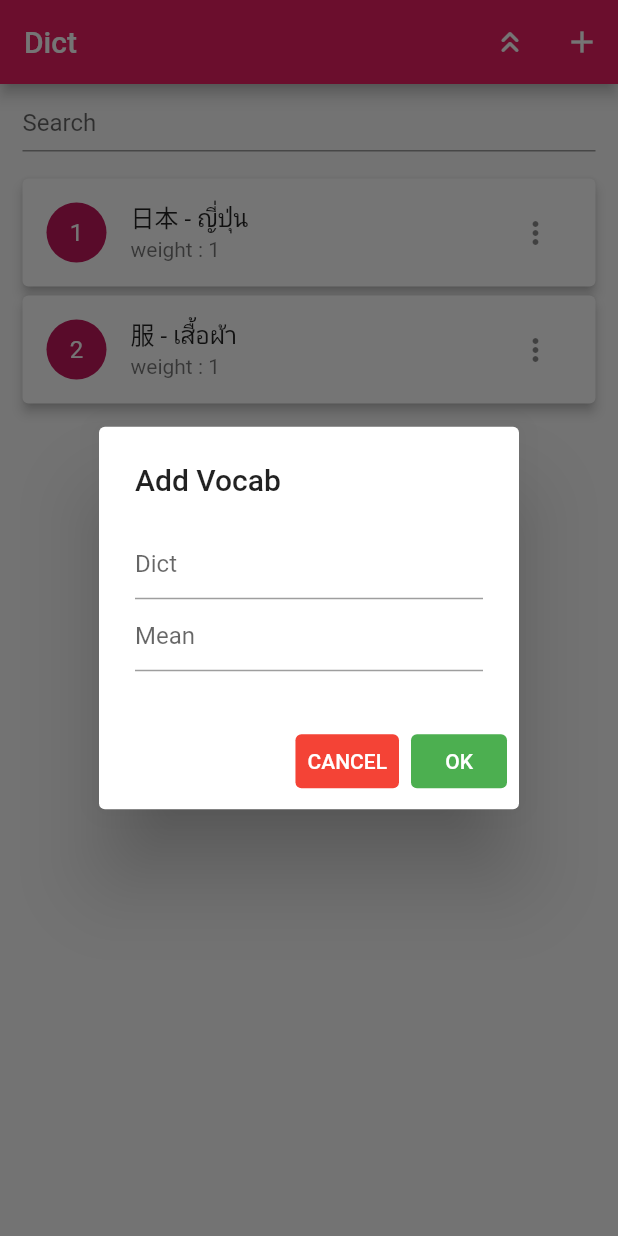
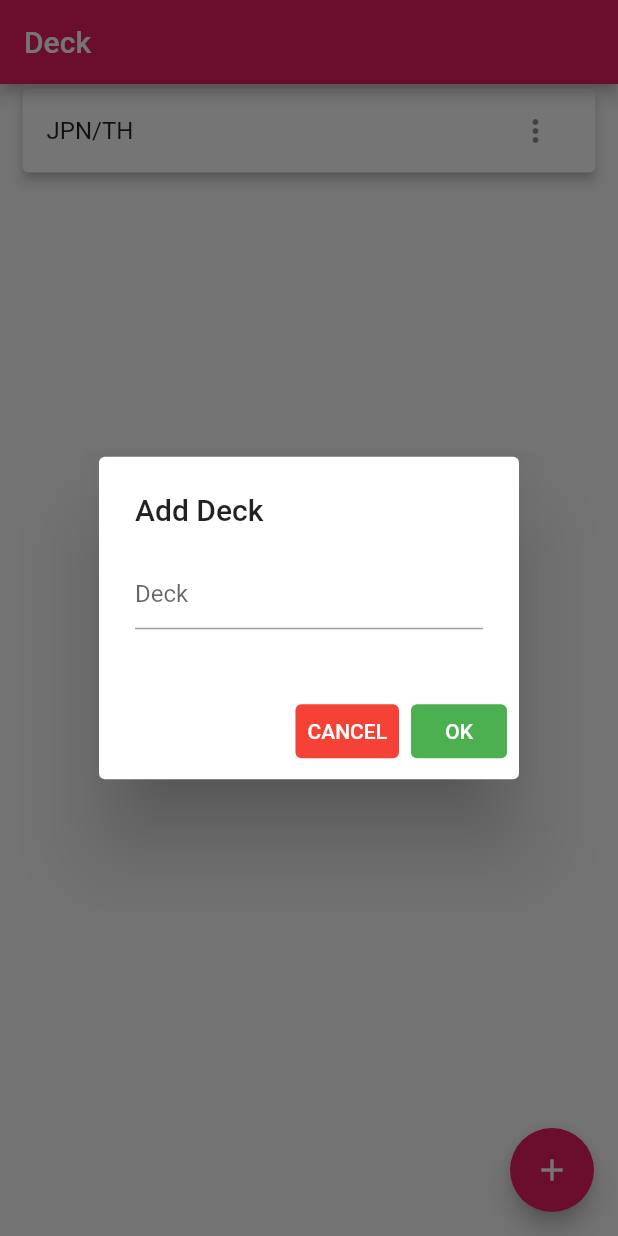
Before and after one commit to matus1142/flashcardgame, a Flutter app: the screen it shows after launch, after a tap on the "add" icon, on a phone screen of 412 x 824 dp. Run offline on Flutter 3.47's test engine with Material 2 defaults, Android fonts, the phone set to English and light mode, and no system bars; our stand-ins replace csv, file_picker, fluttertoast; missing offline and left inert: gsheets; key blocks and very long unbroken strings in the code were emptied for the run.

Commit message:
Add deck screen and connect to dict screen

```diff
--- a/lib/lib/Library.dart
+++ b/lib/lib/Library.dart
@@ -166,3 +166,116 @@ Future<List> pickFile() async {
     return _data;
   }
 }
+
+Future<String?> AddDeckDialog(BuildContext context) {
+  TextEditingController DeckFieldController = TextEditingController();
+  return showDialog<String>(
+      context: context,
+      builder: (context) {
+        return AlertDialog(
+          title: Text('Add Deck'),
+          content: Container(
+            height: 60,
+            width: 10,
+            child: SingleChildScrollView(
+              //ป้องกัน button overflow
+              child: Column(
+                children: [
+                  TextField(
+                    //Add Vocab
+                    onChanged: (value) {},
+                    controller: DeckFieldController,
+                    decoration: InputDecoration(hintText: "Deck"),
+                  ),
+                ],
+              ),
+            ),
+          ),
+          actions: [
+            TextButton(
+              style: TextButton.styleFrom(
+                  foregroundColor: Colors.white, backgroundColor: Colors.red),
+              child: Text("CANCEL"),
+              onPressed: () {
+                Navigator.pop(context);
+              },
+            ),
+            TextButton(
+              style: TextButton.styleFrom(
+                  foregroundColor: Colors.white, backgroundColor: Colors.green),
+              child: Text("OK"),
+              onPressed: () {
+                var DeckText = DeckFieldController.value.text;
+
+                Deckcards decklist = Deckcards(
+                    deck: DeckText,
+                    date: DateTime.now());
+                var provider =
+                    Provider.of<FlashcardProvider>(context, listen: false);
+                if (DeckText != "") {
+                  //Check emptry
+                  provider.addDeckcardlists(decklist);
+                }
+                Navigator.pop(context);
+              },
+            )
+          ],
+        );
+      });
+}
+
+Future<void> EditDeckDialog(BuildContext context, int index) {
+  TextEditingController DeckFieldController = TextEditingController();
+  return showDialog<String>(
+      context: context,
+      builder: (context) {
+        return AlertDialog(
+          title: Text('Edit Deck'),
+          content: Container(
+            height: 60,
+            width: 10,
+            child: SingleChildScrollView(
+              //ป้องกัน button overflow
+              child: Column(
+                children: [
+                  TextField(
+                    //Add Vocab
+                    onChanged: (value) {},
+                    controller: DeckFieldController,
+                    decoration: InputDecoration(hintText: "Deck"),
+                  ),
+                ],
+              ),
+            ),
+          ),
+          actions: [
+            TextButton(
+              style: TextButton.styleFrom(
+                  foregroundColor: Colors.white, backgroundColor: Colors.red),
+              child: Text("CANCEL"),
+              onPressed: () {
+                Navigator.pop(context);
+              },
+            ),
+            TextButton(
+              style: TextButton.styleFrom(
+                  foregroundColor: Colors.white, backgroundColor: Colors.green),
+              child: Text("OK"),
+              onPressed: () {
+                var deckText = DeckFieldController.value.text;
+                Deckcards decklist = Deckcards(
+                    deck: deckText,
+                    date: DateTime.now());
+                var provider =
+                    Provider.of<FlashcardProvider>(context, listen: false);
+                if (deckText != "") {
+                  //Check emptry
+                  provider.Editdeckcardlists(decklist, index);
+                }
+                Navigator.pop(context);
+              },
+            )
+          ],
+        );
+      });
+}
--- a/lib/main.dart
+++ b/lib/main.dart
@@ -1,4 +1,5 @@
 import 'package:flashcardgame/providers/FlashcardProvider.dart';
+import 'package:flashcardgame/screen/deck_screen.dart';
 import 'package:flashcardgame/screen/dict_screen.dart';
 import 'package:flutter/material.dart';
 import 'package:gsheets/gsheets.dart';
@@ -48,7 +49,7 @@ class MyApp extends StatelessWidget {
           theme: ThemeData(
             primarySwatch: Colors.pink,
           ),
-          home: DictScreen()),
+          home: DeckScreen()),
     );
   }
 }
--- a/lib/models/Flashcards.dart
+++ b/lib/models/Flashcards.dart
@@ -7,3 +7,9 @@ class Flashcards{
 
   Flashcards({required this.deck,required this.dict,required this.mean,required this.weight,required this.date});
 }
+
+class Deckcards{
+  String  deck;
+  DateTime date;
+  Deckcards({required this.deck,required this.date});
+}
--- /dev/null
+++ b/lib/screen/deck_screen.dart
@@ -0,0 +1,84 @@
+import 'package:flashcardgame/lib/Library.dart';
+import 'package:flashcardgame/models/Flashcards.dart';
+import 'package:flashcardgame/screen/dict_screen.dart';
+import 'package:flutter/src/widgets/container.dart';
+import 'package:flutter/src/widgets/framework.dart';
+
+import 'package:flutter/material.dart';
+import 'package:provider/provider.dart';
+
+import '../providers/FlashcardProvider.dart';
+
+class DeckScreen extends StatefulWidget {
+  final String dack2dict ='';
+
+  @override
+  State<DeckScreen> createState() => _DeckScreenState();
+}
+
+class _DeckScreenState extends State<DeckScreen> {
+  @override
+  Widget build(BuildContext context) {
+    return Scaffold(
+      appBar: AppBar(
+        title: Text("Deck"),
+      ),
+      body: Consumer(builder:
+          (BuildContext context, FlashcardProvider provider, Widget? child) {
+        var provider = Provider.of<FlashcardProvider>(context, listen: false);
+        var count = provider.deckcardlists.length;
+        return ListView.builder(
+            itemCount: count,
+            itemBuilder: (context, int index) {
+              Deckcards deckcards = provider.deckcardlists[index];
+              return Card(
+                elevation: 3, //เงาระหว่าง card
+                margin: const EdgeInsets.symmetric(
+                    vertical: 3, horizontal: 15), //ระยะหว่าง card
+                child: Column(
+                  children: [
+                    ListTile(
+                      title: Text(deckcards.deck),
+                      trailing:PopupMenuButton(itemBuilder: (context) {
+                          return [
+                            PopupMenuItem(
+                              child: Text("Edit"),
+                              value: 'Edit',
+                            ),
+                            PopupMenuItem(
+                              child: Text("Delete"),
+                              value: 'Delete',
+                            )
+                          ];
+                        }, onSelected: (String value) async {
+                          if (value == 'Edit') {
+                            await EditDeckDialog(context, index);
+                            //provider.Editflashcardlists(index);
+                          } else if (value == 'Delete') {
+                            await provider.delDeckcardlists(index);
+                          }
+                        }),
+                      onTap: () {
+                        Navigator.push(
+                      context,
+                      MaterialPageRoute(builder: ((context) {
+                        return DictScreen(dack2dict:deckcards.deck);
+                      })),
+                    );
+                      },
+                    )
+                  ],
+                ),
+              );
+            });
+      }),
+      floatingActionButton: FloatingActionButton(
+        onPressed: (() async {
+          final text = await AddDeckDialog(context);
+          print("Add deck");
+        }),
+        child: const Icon(Icons.add),
+      ),
+    );
+  }
+}
```
Also changed, not shown: lib/providers/FlashcardProvider.dart (+24 -1 lines), lib/screen/dict_screen.dart (+7 -1 lines), lib/screen/deck.dart (deleted).
